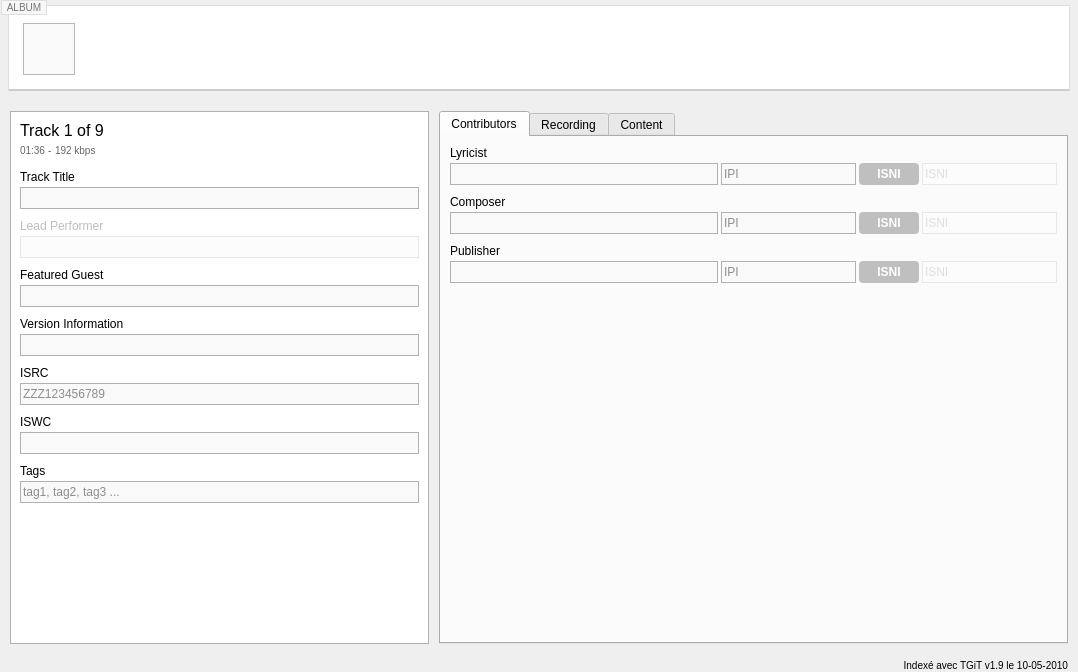
Above: resources/ui/track_page.ui from Iconoclasteinc/tgit before the change. Below: the same form after it.
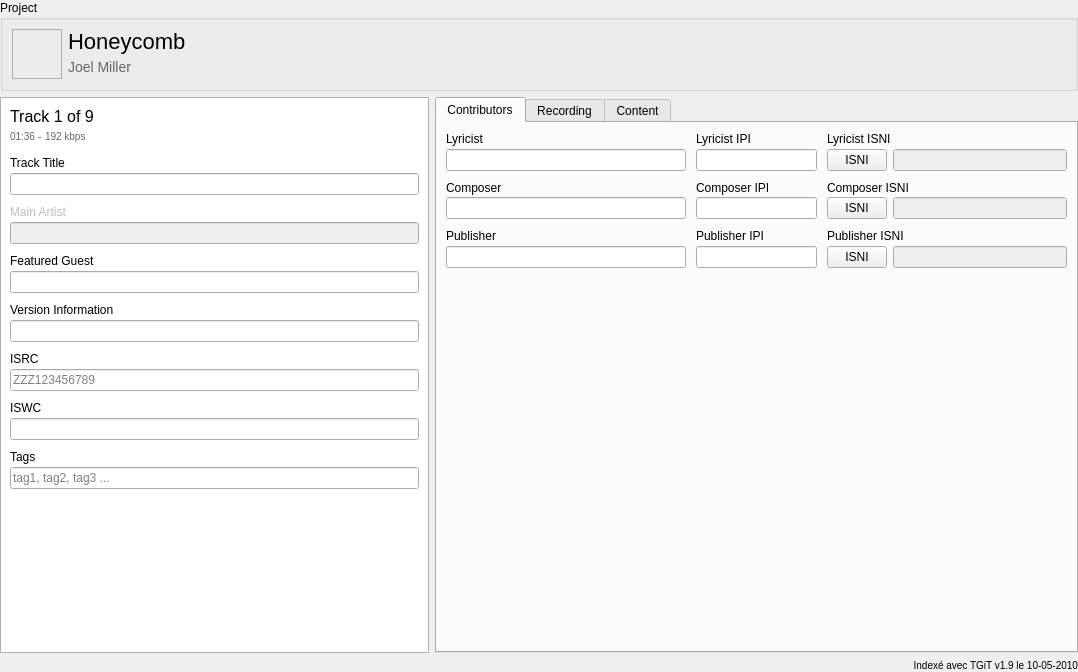
That is the form after the change. Icons and pictures are not drawn. Custom widgets are drawn as their Qt base class.

Commit message: Move the track edition page to the native look and feel.

Diff of the .ui file:
```diff
--- a/resources/ui/track_page.ui
+++ b/resources/ui/track_page.ui
@@ -10,92 +10,7 @@
     <height>672</height>
    </rect>
   </property>
-  <property name="styleSheet">
-   <string notr="true">QGroupBox {
-	border: 1px solid #DDDDDD;
-	border-bottom: 2px solid rgba(0, 0, 0, 20%);
-	background-color: white;
-	padding: 17px 14px 14px 10px;
-	margin: 5px 8px;
-	font-size: 10px;
-}
-
-QGroupBox::title {
-	subcontrol-origin: margin;
-	subcontrol-position: top left;
-	left: 1px;
-	padding: 0 3px;
-	color: #777777;
-	border: 1px solid #DFDFDF;
-	background-color: #F7F7F7;
- }
-
-QLineEdit,
-QPlainTextEdit,
-QComboBox,
-QComboBox::drop-down,
-QComboBox QAbstractItemView {
-	background-color: #F9F9F9;
-	border: 1px solid #B1B1B1;
-	color: #222222;
-	min-height: 20px;
-}
-
-QLineEdit,
-QPlainTextEdit,
-QComboBox,
-QSpinBox {
-  selection-background-color: #F2C1A7;
-  selection-color: #222222;
-}
-
-QLineEdit:focus,
-QPlainTextEdit:focus,
-QComboBox:focus,
-QComboBox:on,
-QComboBox::drop-down:focus,
-QComboBox::drop-down:on,
-QComboBox QAbstractItemView:focus  {
-	border: 1px solid #F79D6C;
-}
-
-QLineEdit:disabled,
-PlainTextEdit:disabled {
-	background-color: #FCFCFC;
-	border-color: #E7E7E7;
-	color: #C2C2C2;
-}
-
-QComboBox::drop-down {
-	padding: 0;
-	margin: 0;
-	subcontrol-origin: border;
-	subcontrol-position: top right;
-	width: 20px;
-}
-
-QComboBox::down-arrow {
-	image: url(:/images/down-arrow.png);
-}
-
-QComboBox::down-arrow:on,
-QComboBox::down-arrow:focus {
-	image: url(:/images/down-arrow-on.png);
-}
-
-QComboBox QAbstractItemView {
-   selection-background-color:#F08450;
-}
-
-#_software_notice {
-	font-size: 10px;
-	margin-right: 8px;
-}</string>
-  </property>
   <layout class="QVBoxLayout" name="verticalLayout">
-   <property name="spacing">
-    <number>5</number>
-   </property>
    <property name="leftMargin">
     <number>0</number>
    </property>
@@ -110,42 +25,10 @@
    </property>
    <item>
     <widget class="QGroupBox" name="_album_banner">
-     <property name="sizePolicy">
-      <sizepolicy hsizetype="Preferred" vsizetype="Fixed">
-       <horstretch>0</horstretch>
-       <verstretch>0</verstretch>
-      </sizepolicy>
-     </property>
-     <property name="styleSheet">
-      <string notr="true">#_album_banner {
-	padding-left: 14px;
-}
-
-QLabel {
-	color: #777777;
-	padding: 0;
-	margin: 0;
-}</string>
-     </property>
      <property name="title">
-      <string>ALBUM</string>
+      <string>Project</string>
      </property>
      <layout class="QHBoxLayout" name="horizontalLayout_2">
-      <property name="spacing">
-       <number>0</number>
-      </property>
-      <property name="leftMargin">
-       <number>0</number>
-      </property>
-      <property name="topMargin">
-       <number>0</number>
-      </property>
-      <property name="rightMargin">
-       <number>0</number>
-      </property>
-      <property name="bottomMargin">
-       <number>0</number>
-      </property>
       <item>
        <widget class="QLabel" name="_album_cover">
         <property name="sizePolicy">
@@ -154,14 +37,20 @@
           <verstretch>0</verstretch>
          </sizepolicy>
         </property>
+        <property name="minimumSize">
+         <size>
+          <width>50</width>
+          <height>50</height>
+         </size>
+        </property>
+        <property name="maximumSize">
+         <size>
+          <width>50</width>
+          <height>50</height>
+         </size>
+        </property>
         <property name="styleSheet">
-         <string notr="true">min-width: 50px;
-max-width: 50px;
-min-height: 50px;
-max-height: 50px;
-background-color: #F9F9F9;
-border: 1px solid #B8B8B8;
-margin-right: 15px;</string>
+         <string notr="true">QLabel {border: 1px solid #ABADB3;}</string>
         </property>
        </widget>
       </item>
@@ -191,67 +80,21 @@
          </property>
          <item alignment="Qt::AlignLeft">
           <widget class="QLabel" name="_album_title">
-           <property name="sizePolicy">
-            <sizepolicy hsizetype="Expanding" vsizetype="Preferred">
-             <horstretch>0</horstretch>
-             <verstretch>0</verstretch>
-            </sizepolicy>
-           </property>
-           <property name="maximumSize">
-            <size>
-             <width>16777215</width>
-             <height>16777215</height>
-            </size>
-           </property>
            <property name="styleSheet">
-            <string notr="true">font-size: 22px;</string>
+            <string notr="true">QLabel{font-size: 22px;}</string>
            </property>
            <property name="text">
-            <string/>
-           </property>
-           <property name="wordWrap">
-            <bool>false</bool>
-           </property>
-           <property name="title" stdset="0">
-            <string>h2</string>
+            <string>Honeycomb</string>
            </property>
           </widget>
          </item>
-         <item>
-          <spacer name="verticalSpacer_3">
-           <property name="orientation">
-            <enum>Qt::Vertical</enum>
-           </property>
-           <property name="sizeHint" stdset="0">
-            <size>
-             <width>0</width>
-             <height>0</height>
-            </size>
-           </property>
-          </spacer>
-         </item>
          <item>
           <widget class="QLabel" name="_album_lead_performer">
-           <property name="sizePolicy">
-            <sizepolicy hsizetype="Expanding" vsizetype="Preferred">
-             <horstretch>0</horstretch>
-             <verstretch>0</verstretch>
-            </sizepolicy>
-           </property>
-           <property name="maximumSize">
-            <size>
-             <width>16777215</width>
-             <height>16777215</height>
-            </size>
-           </property>
            <property name="styleSheet">
-            <string notr="true">font-size: 14px;</string>
+            <string notr="true">QLabel{font-size: 14px;color: #666666;}</string>
            </property>
            <property name="text">
-            <string/>
-           </property>
-           <property name="title" stdset="0">
-            <string>h3</string>
+            <string>Joel Miller</string>
            </property>
           </widget>
          </item>
@@ -263,21 +106,6 @@
    </item>
    <item>
     <layout class="QHBoxLayout" name="_contents" stretch="2,3">
-     <property name="spacing">
-      <number>10</number>
-     </property>
-     <property name="leftMargin">
-      <number>10</number>
-     </property>
-     <property name="topMargin">
-      <number>10</number>
-     </property>
-     <property name="rightMargin">
-      <number>10</number>
-     </property>
-     <property name="bottomMargin">
-      <number>10</number>
-     </property>
      <item>
       <widget class="QFrame" name="_track_informations">
        <property name="styleSheet">
@@ -400,7 +228,7 @@
              <bool>false</bool>
             </property>
             <property name="text">
-             <string>Lead Performer</string>
+             <string>Main Artist</string>
             </property>
             <property name="alignment">
              <set>Qt::AlignLeading|Qt::AlignLeft|Qt::AlignVCenter</set>
@@ -564,41 +392,6 @@
         <number>0</number>
        </property>
        <widget class="QWidget" name="_contributors_tab">
-        <property name="styleSheet">
-         <string notr="true">QToolButton {
-    background-color: #BFBFBF;
-    border: 2px solid #BFBFBF;
-    border-radius: 4px;
-    color: white;
-    font-weight: bold;
-}
-
-QToolButton:disabled {
-    border-color: #CCCCCC;
-    background-color: #CCCCCC;
-}
-
-QToolButton:hover, QToolButton:focus {
-    background-color: #A6A6A6;
-    border-color: #A6A6A6;
-}
-
-QToolButton:pressed {
-	border: 2px solid transparent;
-}
-
-QToolButton::menu-indicator {
-    subcontrol-position: right center;
-	image: url(:/images/chevron-down-white-8.png);
-    top: 2px;
-    right: 2px;
-}
-
-QToolButton::menu-indicator:open {
-    top: 3px; 
-	right: 1px;
-}</string>
-        </property>
         <attribute name="title">
          <string>Contributors</string>
         </attribute>
@@ -607,11 +400,17 @@
           <number>10</number>
          </property>
          <item>
-          <layout class="QVBoxLayout" name="_lyricist_container">
-           <property name="spacing">
+          <layout class="QGridLayout" name="_lyricist_container" columnstretch="2,1,2">
+           <property name="verticalSpacing">
             <number>3</number>
            </property>
-           <item>
+           <item row="1" column="1">
+            <widget class="QLineEdit" name="_lyricist_ipi"/>
+           </item>
+           <item row="1" column="0">
+            <widget class="QLineEdit" name="_lyricist"/>
+           </item>
+           <item row="0" column="0">
             <widget class="QLabel" name="_lyricist_caption">
              <property name="text">
               <string>Lyricist</string>
@@ -621,24 +420,11 @@
              </property>
             </widget>
            </item>
-           <item>
+           <item row="1" column="2">
             <layout class="QHBoxLayout" name="_lyricist_input_container">
-             <item>
-              <widget class="QLineEdit" name="_lyricist"/>
-             </item>
-             <item>
-              <widget class="QLineEdit" name="_lyricist_ipi">
-               <property name="maximumSize">
-                <size>
-                 <width>135</width>
-                 <height>16777215</height>
-                </size>
-               </property>
-               <property name="placeholderText">
-                <string>IPI</string>
-               </property>
-              </widget>
-             </item>
+             <property name="spacing">
+              <number>6</number>
+             </property>
              <item>
               <widget class="QToolButton" name="_lyricist_isni_actions_button">
                <property name="minimumSize">
@@ -662,12 +448,6 @@
                <property name="toolButtonStyle">
                 <enum>Qt::ToolButtonTextOnly</enum>
                </property>
-               <property name="autoRaise">
-                <bool>true</bool>
-               </property>
-               <property name="arrowType">
-                <enum>Qt::DownArrow</enum>
-               </property>
               </widget>
              </item>
              <item>
@@ -675,27 +455,38 @@
                <property name="enabled">
                 <bool>false</bool>
                </property>
-               <property name="maximumSize">
-                <size>
-                 <width>135</width>
-                 <height>16777215</height>
-                </size>
-               </property>
-               <property name="placeholderText">
-                <string>ISNI</string>
-               </property>
               </widget>
              </item>
             </layout>
            </item>
+           <item row="0" column="1">
+            <widget class="QLabel" name="_lyricist_ipi_caption">
+             <property name="text">
+              <string>Lyricist IPI</string>
+             </property>
+            </widget>
+           </item>
+           <item row="0" column="2">
+            <widget class="QLabel" name="_lyricist_isni_caption">
+             <property name="text">
+              <string>Lyricist ISNI</string>
+             </property>
+            </widget>
+           </item>
           </layout>
          </item>
          <item>
-          <layout class="QVBoxLayout" name="_composer_container">
-           <property name="spacing">
-            <number>3</number>
+          <layout class="QGridLayout" name="_composer_container" columnstretch="2,1,2">
+           <property name="verticalSpacing">
+            <number>2</number>
            </property>
-           <item>
+           <item row="1" column="1">
+            <widget class="QLineEdit" name="_composer_ipi"/>
+           </item>
+           <item row="1" column="0">
+            <widget class="QLineEdit" name="_composer"/>
+           </item>
+           <item row="0" column="0">
             <widget class="QLabel" name="_composer_caption">
              <property name="text">
               <string>Composer</string>
@@ -705,24 +496,11 @@
              </property>
             </widget>
            </item>
-           <item>
+           <item row="1" column="2">
             <layout class="QHBoxLayout" name="_composer_input_container">
-             <item>
-              <widget class="QLineEdit" name="_composer"/>
-             </item>
-             <item>
-              <widget class="QLineEdit" name="_composer_ipi">
-               <property name="maximumSize">
-                <size>
-                 <width>135</width>
-                 <height>16777215</height>
-                </size>
-               </property>
-               <property name="placeholderText">
-                <string>IPI</string>
-               </property>
-              </widget>
-             </item>
+             <property name="spacing">
+              <number>6</number>
+             </property>
              <item>
               <widget class="QToolButton" name="_composer_isni_actions_button">
                <property name="minimumSize">
@@ -746,12 +524,6 @@
                <property name="toolButtonStyle">
                 <enum>Qt::ToolButtonTextOnly</enum>
                </property>
-               <property name="autoRaise">
-                <bool>true</bool>
-               </property>
-               <property name="arrowType">
-                <enum>Qt::DownArrow</enum>
-               </property>
               </widget>
              </item>
              <item>
@@ -759,27 +531,35 @@
                <property name="enabled">
                 <bool>false</bool>
                </property>
-               <property name="maximumSize">
-                <size>
-                 <width>135</width>
-                 <height>16777215</height>
-                </size>
-               </property>
-               <property name="placeholderText">
-                <string>ISNI</string>
-               </property>
               </widget>
              </item>
             </layout>
            </item>
+           <item row="0" column="1">
+            <widget class="QLabel" name="_composer_ipi_caption">
+             <property name="text">
+              <string>Composer IPI</string>
+             </property>
+            </widget>
+           </item>
+           <item row="0" column="2">
+            <widget class="QLabel" name="_composer_isni_caption">
+             <property name="text">
+              <string>Composer ISNI</string>
+             </property>
+            </widget>
+           </item>
           </layout>
          </item>
          <item>
-          <layout class="QVBoxLayout" name="_publisher_container">
-           <property name="spacing">
+          <layout class="QGridLayout" name="_publisher_container" columnstretch="2,1,2">
+           <property name="verticalSpacing">
             <number>3</number>
            </property>
-           <item>
+           <item row="1" column="0">
+            <widget class="QLineEdit" name="_publisher"/>
+           </item>
+           <item row="0" column="0">
             <widget class="QLabel" name="_publisher_caption">
              <property name="text">
               <string>Publisher</string>
@@ -789,24 +569,14 @@
              </property>
             </widget>
            </item>
-           <item>
+           <item row="1" column="1">
+            <widget class="QLineEdit" name="_publisher_ipi"/>
+           </item>
+           <item row="1" column="2">
             <layout class="QHBoxLayout" name="_publisher_input_container">
-             <item>
-              <widget class="QLineEdit" name="_publisher"/>
-             </item>
-             <item>
-              <widget class="QLineEdit" name="_publisher_ipi">
-               <property name="maximumSize">
-                <size>
-                 <width>135</width>
-                 <height>16777215</height>
-                </size>
-               </property>
-               <property name="placeholderText">
-                <string>IPI</string>
-               </property>
-              </widget>
-             </item>
+             <property name="spacing">
+              <number>6</number>
+             </property>
              <item>
               <widget class="QToolButton" name="_publisher_isni_actions_button">
                <property name="minimumSize">
@@ -824,12 +594,6 @@
                <property name="toolButtonStyle">
                 <enum>Qt::ToolButtonTextOnly</enum>
                </property>
-               <property name="autoRaise">
-                <bool>true</bool>
-               </property>
-               <property name="arrowType">
-                <enum>Qt::DownArrow</enum>
-               </property>
               </widget>
              </item>
              <item>
@@ -837,19 +601,24 @@
                <property name="enabled">
                 <bool>false</bool>
                </property>
-               <property name="maximumSize">
-                <size>
-                 <width>135</width>
-                 <height>16777215</height>
-                </size>
-               </property>
-               <property name="placeholderText">
-                <string>ISNI</string>
-               </property>
               </widget>
              </item>
             </layout>
            </item>
+           <item row="0" column="1">
+            <widget class="QLabel" name="_publisher_ipi_caption">
+             <property name="text">
+              <string>Publisher IPI</string>
+             </property>
+            </widget>
+           </item>
+           <item row="0" column="2">
+            <widget class="QLabel" name="_publisher_isni_caption">
+             <property name="text">
+              <string>Publisher ISNI</string>
+             </property>
+            </widget>
+           </item>
           </layout>
          </item>
          <item>
@@ -1200,40 +969,16 @@
     </layout>
    </item>
    <item>
-    <widget class="QWidget" name="_software_notice_container" native="true">
-     <layout class="QHBoxLayout" name="horizontalLayout_3">
-      <property name="spacing">
-       <number>0</number>
-      </property>
-      <property name="leftMargin">
-       <number>0</number>
-      </property>
-      <property name="topMargin">
-       <number>0</number>
-      </property>
-      <property name="rightMargin">
-       <number>0</number>
-      </property>
-      <property name="bottomMargin">
-       <number>0</number>
-      </property>
-      <item>
-       <widget class="QLabel" name="_software_notice">
-        <property name="sizePolicy">
-         <sizepolicy hsizetype="Expanding" vsizetype="Fixed">
-          <horstretch>0</horstretch>
-          <verstretch>0</verstretch>
-         </sizepolicy>
-        </property>
-        <property name="text">
-         <string>Indexé avec TGiT v1.9 le 10-05-2010</string>
-        </property>
-        <property name="alignment">
-         <set>Qt::AlignRight|Qt::AlignTrailing|Qt::AlignVCenter</set>
-        </property>
-       </widget>
-      </item>
-     </layout>
+    <widget class="QLabel" name="_software_notice">
+     <property name="styleSheet">
+      <string notr="true">QLabel{font-size: 10px;}</string>
+     </property>
+     <property name="text">
+      <string>Indexé avec TGiT v1.9 le 10-05-2010</string>
+     </property>
+     <property name="alignment">
+      <set>Qt::AlignRight|Qt::AlignTrailing|Qt::AlignVCenter</set>
+     </property>
     </widget>
    </item>
   </layout>
```
Left out of the diff: 6 changed lines with no effect on the pictures. The commit also changes 4 other files.
